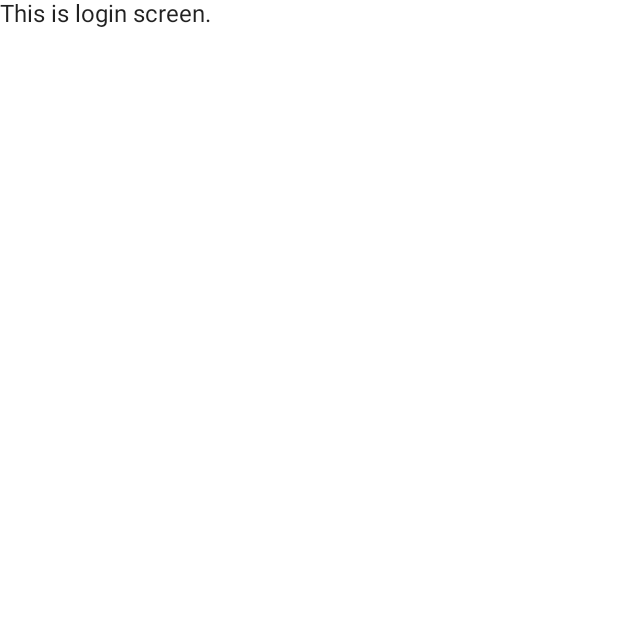
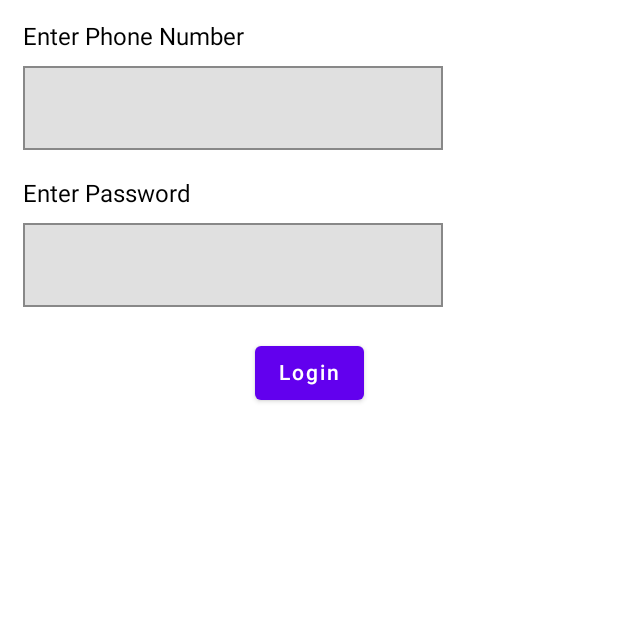
Before and after one commit to prashantrawat131/HomeCook, an Android app built with Jetpack Compose: the screen it shows after launch (MainActivity), on a phone screen of 412 x 824 dp, the top half of it. Before the commit the part shown is almost empty. Run offline under Robolectric (Android 15) with nearby library versions, the phone set to English and light mode, and no system bars.

Commit message:
Started login screen.

```diff
--- a/app/src/main/java/com/example/homecook/MainActivity.kt
+++ b/app/src/main/java/com/example/homecook/MainActivity.kt
@@ -6,7 +6,6 @@ import androidx.activity.compose.setContent
 import androidx.compose.foundation.layout.fillMaxSize
 import androidx.compose.material.MaterialTheme
 import androidx.compose.material.Surface
-import androidx.compose.material.Text
 import androidx.compose.runtime.Composable
 import androidx.compose.ui.Modifier
 import androidx.compose.ui.tooling.preview.Preview
@@ -29,11 +28,11 @@ class MainActivity : ComponentActivity() {
             }
         }
     }
-}
+
 
     @Composable
     fun App() {
-    LoginScreen()
+        LoginScreen(this)
     }
 
     @Preview(showBackground = true)
@@ -43,3 +42,4 @@ fun DefaultPreview() {
             App()
         }
     }
+}
--- a/app/src/main/java/com/example/homecook/ui/composable/LoginScreen.kt
+++ b/app/src/main/java/com/example/homecook/ui/composable/LoginScreen.kt
@@ -1,9 +1,95 @@
 package com.example.homecook.ui.composable
 
+import android.content.Context
+import android.widget.Toast
+import androidx.compose.foundation.BorderStroke
+import androidx.compose.foundation.border
+import androidx.compose.foundation.layout.*
+import androidx.compose.material.Button
 import androidx.compose.material.Text
-import androidx.compose.runtime.Composable
+import androidx.compose.material.TextField
+import androidx.compose.runtime.*
+import androidx.compose.ui.Alignment
+import androidx.compose.ui.Modifier
+import androidx.compose.ui.graphics.Color
+import androidx.compose.ui.graphics.RectangleShape
+import androidx.compose.ui.text.input.TextFieldValue
+import androidx.compose.ui.tooling.preview.Preview
+import androidx.compose.ui.unit.dp
 
 @Composable
-fun LoginScreen(){
-    Text(text = "This is login screen.")
+fun LoginScreen(context: Context) {
+
+    var phoneNumber by remember { mutableStateOf(TextFieldValue("")) }
+    var password by remember { mutableStateOf(TextFieldValue("")) }
+
+    Column(
+        Modifier
+            .padding(15.dp)
+            .width(IntrinsicSize.Max)
+            .height(IntrinsicSize.Max)
+    ) {
+        Text(
+            text = "Enter Phone Number",
+            color = Color.Black
+        )
+
+        Spacer(modifier = Modifier.height(10.dp))
+
+        TextField(
+
+            value = phoneNumber,
+            onValueChange = { newText ->
+                phoneNumber = newText
+            },
+            readOnly = false,
+            enabled = true,
+            modifier = Modifier
+                .border(BorderStroke(1.dp, Color.Gray), RectangleShape)
+                .padding(0.dp)
+        )
+
+        Spacer(modifier = Modifier.height(20.dp))
+
+        Text(
+            text = "Enter Password",
+            color = Color.Black
+        )
+
+        Spacer(modifier = Modifier.height(10.dp))
+
+        TextField(
+            value = password,
+            onValueChange = { newText ->
+                password = newText
+            },
+            readOnly = false,
+            enabled = true,
+            modifier = Modifier
+                .border(BorderStroke(1.dp, Color.Gray), RectangleShape)
+                .padding(0.dp)
+        )
+
+        Spacer(modifier = Modifier.height(20.dp))
+
+        Button(
+            onClick = {
+                if (password.text.isNotEmpty() && phoneNumber.text.isNotEmpty()) {
+                    Toast.makeText(context, "Login successful", Toast.LENGTH_SHORT).show()
+                } else {
+                    Toast.makeText(context, "Failed", Toast.LENGTH_SHORT).show()
+                }
+            },
+            modifier = Modifier.align(Alignment.CenterHorizontally)
+        ) {
+            Text(text = "Login")
+        }
+    }
+
+/*
+    @Preview
+    @Composable
+    fun Preview() {
+        LoginScreen(context)
+    }*/
 }
```
Lines whose indentation alone changed are shown as unchanged.
